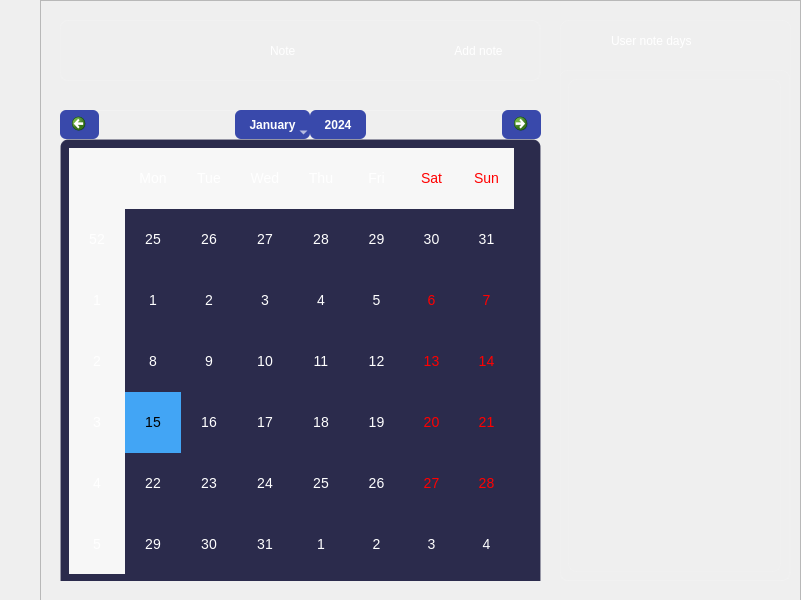
Before: the Qt Designer form ui/userpage.ui in Huynnamko/python-app, drawn with Qt 5.
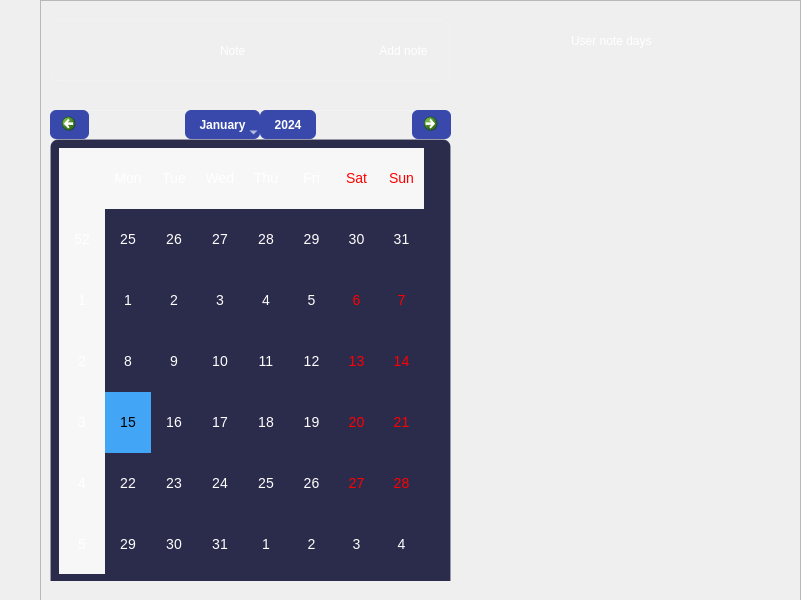
After: the same form once the commit is applied. Icons and pictures are not drawn.

```diff
--- a/ui/userpage.ui
+++ b/ui/userpage.ui
@@ -1753,9 +1753,9 @@
       <widget class="QWidget" name="widget_6" native="true">
        <property name="geometry">
         <rect>
-         <x>20</x>
+         <x>10</x>
          <y>20</y>
-         <width>481</width>
+         <width>401</width>
          <height>61</height>
         </rect>
        </property>
@@ -1769,7 +1769,7 @@
          <rect>
           <x>-1</x>
           <y>0</y>
-          <width>481</width>
+          <width>401</width>
           <height>61</height>
          </rect>
         </property>
@@ -1794,7 +1794,7 @@
         <widget class="QLabel" name="label">
          <property name="geometry">
           <rect>
-           <x>200</x>
+           <x>160</x>
            <y>10</y>
            <width>71</width>
            <height>41</height>
@@ -1814,9 +1814,9 @@
         <widget class="QPushButton" name="btn_add_note">
          <property name="geometry">
           <rect>
-           <x>374</x>
+           <x>314</x>
            <y>10</y>
-           <width>91</width>
+           <width>81</width>
            <height>41</height>
           </rect>
          </property>
@@ -1835,9 +1835,9 @@
       <widget class="QWidget" name="widget_7" native="true">
        <property name="geometry">
         <rect>
-         <x>20</x>
+         <x>10</x>
          <y>110</y>
-         <width>481</width>
+         <width>401</width>
          <height>471</height>
         </rect>
        </property>
@@ -1851,7 +1851,7 @@
          <rect>
           <x>0</x>
           <y>0</y>
-          <width>481</width>
+          <width>401</width>
           <height>491</height>
          </rect>
         </property>
@@ -1878,7 +1878,7 @@
           <rect>
            <x>0</x>
            <y>0</y>
-           <width>481</width>
+           <width>401</width>
            <height>491</height>
           </rect>
          </property>
@@ -1976,9 +1976,9 @@
       <widget class="QWidget" name="widget_8" native="true">
        <property name="geometry">
         <rect>
-         <x>520</x>
+         <x>430</x>
          <y>20</y>
-         <width>231</width>
+         <width>321</width>
          <height>561</height>
         </rect>
        </property>
@@ -1997,9 +1997,9 @@
        <widget class="QLabel" name="label_4">
         <property name="geometry">
          <rect>
-          <x>40</x>
+          <x>90</x>
           <y>0</y>
-          <width>161</width>
+          <width>151</width>
           <height>41</height>
          </rect>
         </property>
@@ -2017,12 +2017,15 @@
        <widget class="QScrollArea" name="scrollArea">
         <property name="geometry">
          <rect>
-          <x>-1</x>
-          <y>50</y>
-          <width>231</width>
-          <height>511</height>
+          <x>0</x>
+          <y>40</y>
+          <width>321</width>
+          <height>521</height>
          </rect>
         </property>
+        <property name="styleSheet">
+         <string notr="true">border:none;</string>
+        </property>
         <property name="widgetResizable">
          <bool>true</bool>
         </property>
@@ -2031,25 +2034,10 @@
           <rect>
            <x>0</x>
            <y>0</y>
-           <width>213</width>
-           <height>493</height>
+           <width>305</width>
+           <height>505</height>
           </rect>
          </property>
-         <property name="minimumSize">
-          <size>
-           <width>0</width>
-           <height>0</height>
-          </size>
-         </property>
-         <property name="sizeIncrement">
-          <size>
-           <width>0</width>
-           <height>0</height>
-          </size>
-         </property>
-         <property name="layoutDirection">
-          <enum>Qt::LayoutDirection::LeftToRight</enum>
-         </property>
          <layout class="QGridLayout" name="gridLayout_10">
           <item row="0" column="0">
            <widget class="QWidget" name="user_note_days" native="true">
```
